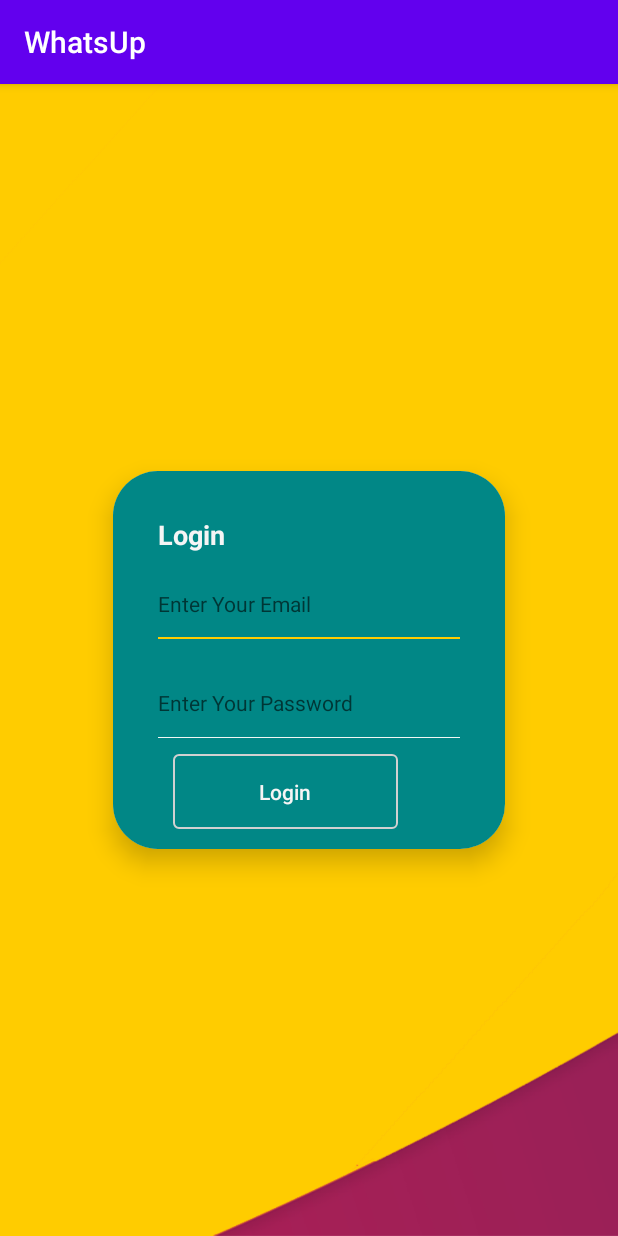
After one commit to ArmanAris/whatsup, an Android app: the login screen opened directly, with no data from a screen before it, on a phone screen of 412 x 824 dp. The commit adds this screen. Run offline under Robolectric (Android 15) with nearby library versions, the phone set to English and light mode, and no system bars.

Commit message:
master: add page login

```diff
--- a/app/src/main/AndroidManifest.xml
+++ b/app/src/main/AndroidManifest.xml
@@ -1,17 +1,26 @@
 <?xml version="1.0" encoding="utf-8"?>
 <manifest xmlns:android="http://schemas.android.com/apk/res/android"
     xmlns:tools="http://schemas.android.com/tools">
-<uses-permission android:name="android.permission.INTERNET"/>
+
+    <uses-permission android:name="android.permission.INTERNET" />
+
     <application
         android:allowBackup="true"
         android:dataExtractionRules="@xml/data_extraction_rules"
         android:fullBackupContent="@xml/backup_rules"
-        android:icon="@mipmap/ic_launcher"
+        android:icon="@drawable/chat_icon"
         android:label="@string/app_name"
         android:roundIcon="@mipmap/ic_launcher_round"
         android:supportsRtl="true"
         android:theme="@style/Theme.WhatsApp"
         tools:targetApi="31">
+        <activity
+            android:name=".login"
+            android:exported="false">
+            <meta-data
+                android:name="android.app.lib_name"
+                android:value="" />
+        </activity>
         <activity
             android:name=".MainActivity"
             android:exported="true">
--- a/app/src/main/java/com/aris/whatsapp/MainActivity.kt
+++ b/app/src/main/java/com/aris/whatsapp/MainActivity.kt
@@ -1,5 +1,6 @@
 package com.aris.whatsapp
 
+import android.content.Intent
 import androidx.appcompat.app.AppCompatActivity
 import android.os.Bundle
 import android.widget.Button
@@ -21,8 +22,12 @@ class MainActivity : AppCompatActivity() {
         super.onCreate(savedInstanceState)
         setContentView(R.layout.activity_main)
 
+        val btn_sign = findViewById<Button>(R.id.btn_sign)
 
-
+        btn_sign.setOnClickListener {
+            val intent = Intent(this, login::class.java)
+            startActivity(intent)
+        }
 
 
     }
--- /dev/null
+++ b/app/src/main/java/com/aris/whatsapp/login.kt
@@ -0,0 +1,11 @@
+package com.aris.whatsapp
+
+import androidx.appcompat.app.AppCompatActivity
+import android.os.Bundle
+
+class login : AppCompatActivity() {
+    override fun onCreate(savedInstanceState: Bundle?) {
+        super.onCreate(savedInstanceState)
+        setContentView(R.layout.activity_login)
+    }
+}
--- a/app/src/main/res/drawable-v24/circle_background.xml
+++ b/app/src/main/res/drawable-v24/circle_background.xml
@@ -1,7 +1,7 @@
 <shape xmlns:android="http://schemas.android.com/apk/res/android"
     android:shape="oval">
 
-    <solid android:color="@color/colorAccent" />
+    <solid android:color="@color/teal_200" />
 
     <size
         android:width="70dp"
--- a/app/src/main/res/drawable-v24/rounded_corner1.xml
+++ b/app/src/main/res/drawable-v24/rounded_corner1.xml
@@ -1,9 +1,9 @@
 <?xml version="1.0" encoding="utf-8"?>
 <shape xmlns:android="http://schemas.android.com/apk/res/android">
-    <solid android:color="@color/colorPrimary" />
+    <solid android:color="@color/teal_700" />
     <stroke
         android:width="0dip"
-        android:color="@color/colorPrimary" />
+        android:color="@color/teal_700" />
     <corners android:radius="15dip" />
     <padding
         android:bottom="0dip"
--- a/app/src/main/res/drawable-v24/rounded_corner2.xml
+++ b/app/src/main/res/drawable-v24/rounded_corner2.xml
@@ -1,9 +1,9 @@
 <?xml version="1.0" encoding="utf-8"?>
 <shape xmlns:android="http://schemas.android.com/apk/res/android">
-    <solid android:color="@color/grey_200" />
+    <solid android:color="@color/gray_200" />
     <stroke
         android:width="0dip"
-        android:color="@color/grey_200" />
+        android:color="@color/gray_200" />
     <corners android:radius="15dip" />
     <padding
         android:bottom="0dip"
--- /dev/null
+++ b/app/src/main/res/layout/activity_login.xml
@@ -0,0 +1,89 @@
+<?xml version="1.0" encoding="utf-8"?>
+<RelativeLayout xmlns:android="http://schemas.android.com/apk/res/android"
+    xmlns:tools="http://schemas.android.com/tools"
+    android:layout_width="match_parent"
+    android:layout_height="match_parent"
+    xmlns:app="http://schemas.android.com/apk/res-auto"
+    android:background="@drawable/bg"
+    tools:context=".login">
+
+
+    <androidx.cardview.widget.CardView
+        android:id="@+id/cardw"
+        android:layout_width="300dp"
+        android:layout_height="300dp"
+        android:layout_centerInParent="true"
+        android:background="@drawable/bg_input_cursor"
+        app:cardCornerRadius="30dp"
+        app:cardElevation="10dp"
+        app:cardUseCompatPadding="true"
+       >
+
+        <LinearLayout
+            android:layout_width="match_parent"
+            android:layout_height="match_parent"
+            android:background="@color/teal_700"
+            android:orientation="vertical">
+
+            <TextView
+                android:id="@+id/textView2"
+                android:layout_width="wrap_content"
+                android:layout_height="wrap_content"
+                android:layout_marginStart="30dp"
+                android:layout_marginTop="30dp"
+                android:text="@string/login"
+                android:textColor="@color/gray_100"
+                android:textSize="18sp"
+                android:textStyle="bold"
+                tools:ignore="TextContrastCheck,TextContrastCheck" />
+
+            <LinearLayout
+                android:layout_width="match_parent"
+                android:layout_height="match_parent"
+                android:layout_marginTop="10dp"
+                android:orientation="vertical"
+                android:paddingStart="30dp"
+                android:paddingEnd="30dp">
+
+                <EditText
+                    android:id="@+id/EmailAddress"
+                    android:layout_width="match_parent"
+                    android:layout_height="wrap_content"
+                    android:background="@drawable/selector_bg_edit_2"
+                    android:ems="10"
+                    android:hint="@string/email_edit"
+                    android:inputType="textEmailAddress"
+                    android:minHeight="48dp"
+                    android:textColor="@color/gray_100"
+                    android:textCursorDrawable="@drawable/bg_input_cursor"
+                    android:textSize="14sp" />
+
+                <EditText
+                    android:id="@+id/Password"
+                    android:layout_width="match_parent"
+                    android:layout_height="wrap_content"
+                    android:layout_marginTop="18dp"
+                    android:background="@drawable/selector_bg_edit_2"
+                    android:ems="1"
+                    android:hint="@string/password_"
+                    android:inputType="textPassword"
+                    android:minHeight="48dp"
+                    android:textColor="@color/gray_100"
+                    android:textSize="14sp" />
+
+                <Button
+                    android:id="@+id/login"
+                    android:layout_width="150dp"
+                    android:layout_height="50dp"
+                    android:textColor="@color/gray_100"
+                    android:textAllCaps="false"
+                    android:background="@drawable/bt_shape"
+                    android:layout_marginStart="10dp"
+                    android:layout_marginTop="10dp"
+                    android:stateListAnimator="@drawable/state_list_animator_z"
+                    android:text="@string/login" />
+
+            </LinearLayout>
+        </LinearLayout>
+    </androidx.cardview.widget.CardView>
+</RelativeLayout>
--- a/app/src/main/res/values/strings.xml
+++ b/app/src/main/res/values/strings.xml
@@ -6,4 +6,7 @@
     <string name="welcome">Welcom To WhatsUp</string>
     <string name="sign">Sign In</string>
     <string name="create_account">Create Account</string>
+    <string name="login">Login</string>
+    <string name="email_edit">Enter Your Email</string>
+    <string name="password_">Enter  Your Password</string>
 </resources>
```
